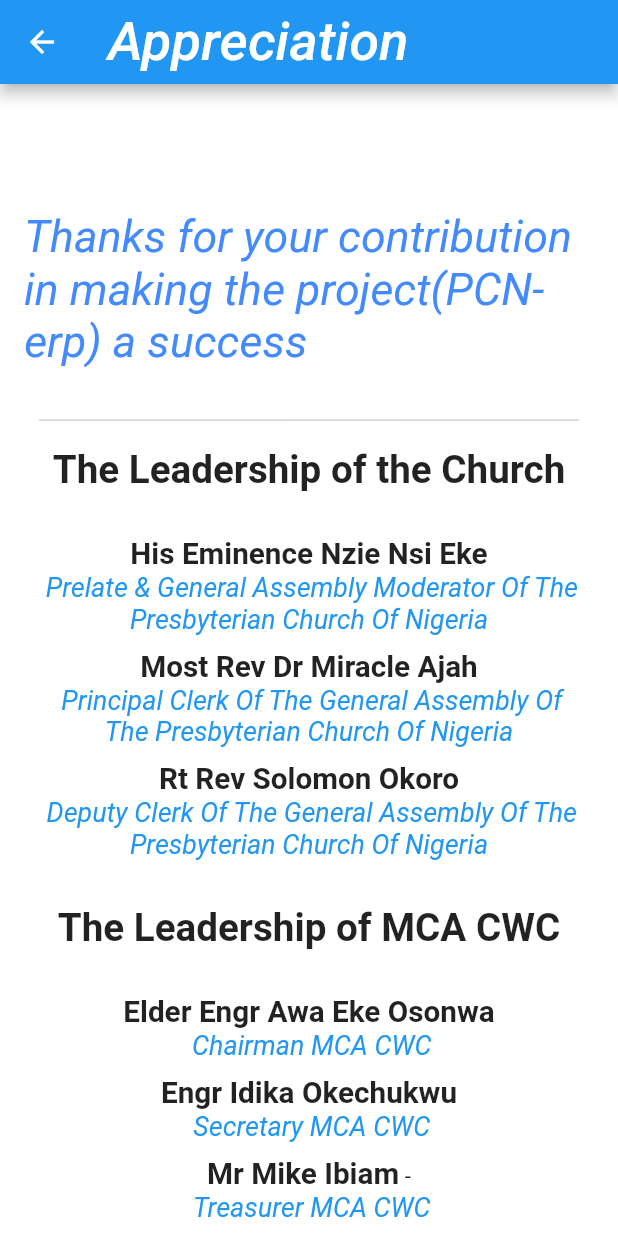
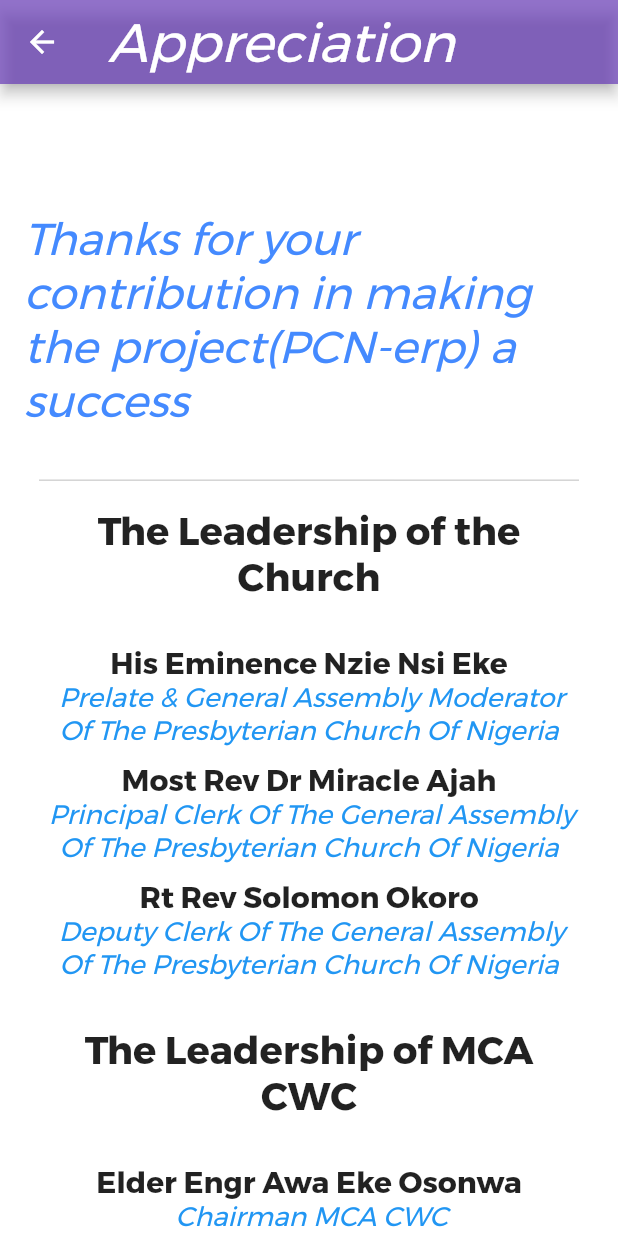
Before and after one commit to Presbyterian-Church-of-Nigeria/PCN-erp, a Flutter app: the screen it shows after launch, in the side drawer, after a tap on "Appreciation", on a phone screen of 412 x 824 dp. Run offline on Flutter 3.47's test engine with Material 2 defaults, Android fonts, the phone set to English and light mode, and no system bars; drawn by our look-alikes of easy_rich_text; our stand-ins replace animated_text_kit, cloud_firestore, dio, expansion_tile_card, firebase_core, font_awesome_flutter and 3 more; missing offline and left inert: epub_viewer, onesignal_flutter, syncfusion_flutter_pdfviewer, webview_flutter_plus; accounts and stored records are empty; Roboto replaces fonts that are missing (Montserrat-Regular).

Commit message:
changed thankpage font and appbar color

```diff
--- a/lib/screens/thankpage.dart
+++ b/lib/screens/thankpage.dart
@@ -1,13 +1,13 @@
+import 'dart:ui';
+
 import 'package:easy_rich_text/easy_rich_text.dart';
 import 'package:flutter/material.dart';
 //import 'package:syncfusion_flutter_pdfviewer/pdfviewer.dart';
 import 'package:pcn_erp/bible/utils/constants.dart';
 //import 'package:flutter/cupertino.dart';
 
-
 /// Represents Homepage for Navigation
 class Thanks extends StatefulWidget {
-
   @override
   _Thanks createState() => _Thanks();
 }
@@ -25,8 +25,14 @@
   Widget build(BuildContext context) {
     return Scaffold(
       appBar: AppBar(
-        title: Text('Appreciation'),
-        // TextStyle(fontWeight: FontWeight.bold,fontSize: size * 1)
+        backgroundColor: Colors.deepPurple.withOpacity(0.7),
+        title: Text(
+          'Appreciation',
+          style: TextStyle(
+            fontFamily: 'Montserrat',
+          ),
+        ),
+        // TextStyle(fontWeight: FontWeight.bold,fontFamily: 'Montserrat',fontSize: size * 1)
 
         //actions: <Widget>[
         // IconButton(
@@ -40,7 +46,7 @@
         //   ),
         // ],
       ),
-      body:// SfPdfViewer.asset(
+      body: // SfPdfViewer.asset(
           //'assets/pdf/ModEke.pdf',
           //key: _pdfViewerKey,
           //),
@@ -69,35 +75,33 @@
     return Column(
       mainAxisAlignment: MainAxisAlignment.start,
       children: <Widget>[
-
-
-
         Container(
           padding: EdgeInsets.only(top: spacer),
           child: Text(
             " ",
             textAlign: TextAlign.center,
             style: TextStyle(
+              fontFamily: 'Montserrat',
               fontSize: size * 1.2,
-
               fontWeight: FontWeight.bold,
             ),
           ),
         ),
         Container(
-          padding: EdgeInsets.only(top: spacer * 3,bottom: spacer * 1.7),
+          padding: EdgeInsets.only(top: spacer * 3, bottom: spacer * 1.7),
           child: Text(
             "Thanks for your contribution in making the project(PCN-erp) a success ",
             style: TextStyle(
               fontStyle: FontStyle.italic,
-              fontSize: size *1.5,
+              fontFamily: 'Montserrat',
+              fontSize: size * 1.5,
               color: Colors.blueAccent,
             ),
           ),
         ),
-        SizedBox(height: 0.1,),
-
-
+        SizedBox(
+          height: 0.1,
+        ),
       ],
     );
   }
@@ -116,31 +120,39 @@
             child: Text(
               "The Leadership of the Church",
               textAlign: TextAlign.center,
-              style: TextStyle(fontWeight: FontWeight.bold,fontSize: size * 1.3)
-              ,
+              style: TextStyle(
+                  fontWeight: FontWeight.bold,
+                  fontFamily: 'Montserrat',
+                  fontSize: size * 1.3),
             ),
           ),
-          SizedBox(height:20.0,),
+          SizedBox(
+            height: 20.0,
+          ),
           Container(
             padding: EdgeInsets.only(top: spacer),
             child: EasyRichText(
               "His Eminence Nzie Nsi Eke  \n Prelate & General Assembly Moderator Of The Presbyterian Church Of Nigeria",
               textAlign: TextAlign.center,
-
               patternList: [
                 EasyRichTextPattern(
                   targetString: 'His Eminence Nzie Nsi Eke',
-                  style: TextStyle(fontWeight: FontWeight.bold, fontSize: size*1.0),
-
+                  style: TextStyle(
+                      fontWeight: FontWeight.bold,
+                      fontFamily: 'Montserrat',
+                      fontSize: size * 1.0),
                 ),
                 EasyRichTextPattern(
-                  targetString: 'Prelate & General Assembly Moderator Of The Presbyterian Church Of Nigeria',
-                  style: TextStyle(color: Colors.blue, fontStyle: FontStyle.italic , fontSize: size *0.9),
+                  targetString:
+                      'Prelate & General Assembly Moderator Of The Presbyterian Church Of Nigeria',
+                  style: TextStyle(
+                      color: Colors.blue,
+                      fontStyle: FontStyle.italic,
+                      fontFamily: 'Montserrat',
+                      fontSize: size * 0.9),
                 ),
-
               ],
             ),
-
           ),
           Container(
             padding: EdgeInsets.only(top: spacer),
@@ -150,16 +162,22 @@
               patternList: [
                 EasyRichTextPattern(
                   targetString: 'Most Rev Dr Miracle Ajah',
-                  style: TextStyle(fontWeight: FontWeight.bold, fontSize: size * 1.0),
+                  style: TextStyle(
+                      fontWeight: FontWeight.bold,
+                      fontFamily: 'Montserrat',
+                      fontSize: size * 1.0),
                 ),
                 EasyRichTextPattern(
-                  targetString: 'Principal Clerk Of The General Assembly Of The Presbyterian Church Of Nigeria',
-                  style: TextStyle(color: Colors.blue,fontStyle: FontStyle.italic , fontSize: size *0.9),
+                  targetString:
+                      'Principal Clerk Of The General Assembly Of The Presbyterian Church Of Nigeria',
+                  style: TextStyle(
+                      color: Colors.blue,
+                      fontStyle: FontStyle.italic,
+                      fontFamily: 'Montserrat',
+                      fontSize: size * 0.9),
                 ),
-
               ],
             ),
-
           ),
           Container(
             padding: EdgeInsets.only(top: spacer),
@@ -169,28 +187,40 @@
               patternList: [
                 EasyRichTextPattern(
                   targetString: 'Rt Rev Solomon Okoro',
-                  style: TextStyle(fontWeight: FontWeight.bold, fontSize: size *1.0),
+                  style: TextStyle(
+                      fontWeight: FontWeight.bold,
+                      fontFamily: 'Montserrat',
+                      fontSize: size * 1.0),
                 ),
                 EasyRichTextPattern(
-                  targetString: 'Deputy Clerk Of The General Assembly Of The Presbyterian Church Of Nigeria',
-                  style: TextStyle(color: Colors.blue,fontStyle: FontStyle.italic, fontSize: size*0.9 ),
+                  targetString:
+                      'Deputy Clerk Of The General Assembly Of The Presbyterian Church Of Nigeria',
+                  style: TextStyle(
+                      color: Colors.blue,
+                      fontStyle: FontStyle.italic,
+                      fontFamily: 'Montserrat',
+                      fontSize: size * 0.9),
                 ),
-
               ],
             ),
-
           ),
-          SizedBox(height: 20,),
+          SizedBox(
+            height: 20,
+          ),
           Container(
             padding: EdgeInsets.only(top: spacer),
             child: Text(
               "The Leadership of MCA CWC",
               textAlign: TextAlign.center,
-              style: TextStyle(fontWeight: FontWeight.bold,fontSize: size * 1.3)
-              ,
+              style: TextStyle(
+                  fontWeight: FontWeight.bold,
+                  fontFamily: 'Montserrat',
+                  fontSize: size * 1.3),
             ),
           ),
-          SizedBox(height:20.0,),
+          SizedBox(
+            height: 20.0,
+          ),
           Container(
             padding: EdgeInsets.only(top: spacer),
             child: EasyRichText(
@@ -199,17 +229,21 @@
               patternList: [
                 EasyRichTextPattern(
                   targetString: 'Elder Engr Awa Eke Osonwa',
-                  style: TextStyle(fontWeight: FontWeight.bold, fontSize: size * 1.0),
-
+                  style: TextStyle(
+                      fontWeight: FontWeight.bold,
+                      fontFamily: 'Montserrat',
+                      fontSize: size * 1.0),
                 ),
                 EasyRichTextPattern(
                   targetString: 'Chairman MCA CWC',
-                  style: TextStyle(color: Colors.blue, fontStyle: FontStyle.italic, fontSize: size * 0.9 ),
+                  style: TextStyle(
+                      color: Colors.blue,
+                      fontStyle: FontStyle.italic,
+                      fontFamily: 'Montserrat',
+                      fontSize: size * 0.9),
                 ),
-
               ],
             ),
-
           ),
           Container(
             padding: EdgeInsets.only(top: spacer),
@@ -219,16 +253,21 @@
               patternList: [
                 EasyRichTextPattern(
                   targetString: 'Engr Idika Okechukwu',
-                  style: TextStyle(fontWeight: FontWeight.bold, fontSize: size *1.0),
+                  style: TextStyle(
+                      fontWeight: FontWeight.bold,
+                      fontFamily: 'Montserrat',
+                      fontSize: size * 1.0),
                 ),
                 EasyRichTextPattern(
                   targetString: 'Secretary MCA CWC',
-                  style: TextStyle(color: Colors.blue,fontStyle: FontStyle.italic, fontSize: size *0.9 ),
+                  style: TextStyle(
+                      color: Colors.blue,
+                      fontStyle: FontStyle.italic,
+                      fontFamily: 'Montserrat',
+                      fontSize: size * 0.9),
                 ),
-
               ],
             ),
-
           ),
           Container(
             padding: EdgeInsets.only(top: spacer),
@@ -238,16 +277,21 @@
               patternList: [
                 EasyRichTextPattern(
                   targetString: 'Mr Mike Ibiam',
-                  style: TextStyle(fontWeight: FontWeight.bold, fontSize: size *1.0),
+                  style: TextStyle(
+                      fontWeight: FontWeight.bold,
+                      fontFamily: 'Montserrat',
+                      fontSize: size * 1.0),
                 ),
                 EasyRichTextPattern(
                   targetString: 'Treasurer MCA CWC',
-                  style: TextStyle(color: Colors.blue,fontStyle: FontStyle.italic, fontSize: size * 0.9 ),
+                  style: TextStyle(
+                      color: Colors.blue,
+                      fontStyle: FontStyle.italic,
+                      fontFamily: 'Montserrat',
+                      fontSize: size * 0.9),
                 ),
-
               ],
             ),
-
           ),
           Container(
             padding: EdgeInsets.only(top: spacer),
@@ -257,28 +301,39 @@
               patternList: [
                 EasyRichTextPattern(
                   targetString: 'Rev Sunday Eke Ole',
-                  style: TextStyle(fontWeight: FontWeight.bold, fontSize: size * 1.0),
+                  style: TextStyle(
+                      fontWeight: FontWeight.bold,
+                      fontFamily: 'Montserrat',
+                      fontSize: size * 1.0),
                 ),
                 EasyRichTextPattern(
                   targetString: 'Desk Coordinator MCA CWC',
-                  style: TextStyle(color: Colors.blue,fontStyle: FontStyle.italic , fontSize: size * 0.9),
+                  style: TextStyle(
+                      color: Colors.blue,
+                      fontStyle: FontStyle.italic,
+                      fontFamily: 'Montserrat',
+                      fontSize: size * 0.9),
                 ),
-
               ],
             ),
-
           ),
-          SizedBox(height: 20,),
+          SizedBox(
+            height: 20,
+          ),
           Container(
             padding: EdgeInsets.only(top: spacer),
             child: Text(
               "App Developer",
               textAlign: TextAlign.center,
-              style: TextStyle(fontWeight: FontWeight.bold,fontSize: size * 1.3)
-              ,
+              style: TextStyle(
+                  fontWeight: FontWeight.bold,
+                  fontFamily: 'Montserrat',
+                  fontSize: size * 1.3),
             ),
           ),
-          SizedBox(height:20.0,),
+          SizedBox(
+            height: 20.0,
+          ),
           Container(
             padding: EdgeInsets.only(top: spacer),
             child: EasyRichText(
@@ -287,17 +342,21 @@
               patternList: [
                 EasyRichTextPattern(
                   targetString: 'Engr Idika Okechukwu',
-                  style: TextStyle(fontWeight: FontWeight.bold, fontSize: size * 1.0),
-
+                  style: TextStyle(
+                      fontWeight: FontWeight.bold,
+                      fontFamily: 'Montserrat',
+                      fontSize: size * 1.0),
                 ),
                 EasyRichTextPattern(
                   targetString: 'Lead Project',
-                  style: TextStyle(color: Colors.blue, fontStyle: FontStyle.italic, fontSize: size * 0.9 ),
+                  style: TextStyle(
+                      color: Colors.blue,
+                      fontStyle: FontStyle.italic,
+                      fontFamily: 'Montserrat',
+                      fontSize: size * 0.9),
                 ),
-
               ],
             ),
-
           ),
           Container(
             padding: EdgeInsets.only(top: spacer),
@@ -307,17 +366,21 @@
               patternList: [
                 EasyRichTextPattern(
                   targetString: 'Okenwa Ikwan Kevin',
-                  style: TextStyle(fontWeight: FontWeight.bold, fontSize: size * 1.0),
-
+                  style: TextStyle(
+                      fontWeight: FontWeight.bold,
+                      fontFamily: 'Montserrat',
+                      fontSize: size * 1.0),
                 ),
                 EasyRichTextPattern(
                   targetString: 'Lead App Developer',
-                  style: TextStyle(color: Colors.blue, fontStyle: FontStyle.italic, fontSize: size * 0.9 ),
+                  style: TextStyle(
+                      color: Colors.blue,
+                      fontStyle: FontStyle.italic,
+                      fontFamily: 'Montserrat',
+                      fontSize: size * 0.9),
                 ),
-
               ],
             ),
-
           ),
           Container(
             padding: EdgeInsets.only(top: spacer),
@@ -327,16 +390,21 @@
               patternList: [
                 EasyRichTextPattern(
                   targetString: 'Evelyn Okenwa Ikwan',
-                  style: TextStyle(fontWeight: FontWeight.bold, fontSize: size *1.0),
+                  style: TextStyle(
+                      fontWeight: FontWeight.bold,
+                      fontFamily: 'Montserrat',
+                      fontSize: size * 1.0),
                 ),
                 EasyRichTextPattern(
                   targetString: 'Content Dev',
-                  style: TextStyle(color: Colors.blue,fontStyle: FontStyle.italic, fontSize: size *0.9 ),
+                  style: TextStyle(
+                      color: Colors.blue,
+                      fontStyle: FontStyle.italic,
+                      fontFamily: 'Montserrat',
+                      fontSize: size * 0.9),
                 ),
-
               ],
             ),
-
           ),
           Container(
             padding: EdgeInsets.only(top: spacer),
@@ -346,16 +414,21 @@
               patternList: [
                 EasyRichTextPattern(
                   targetString: 'Obidigwe Kosischukwu',
-                  style: TextStyle(fontWeight: FontWeight.bold, fontSize: size * 1.0),
+                  style: TextStyle(
+                      fontWeight: FontWeight.bold,
+                      fontFamily: 'Montserrat',
+                      fontSize: size * 1.0),
                 ),
                 EasyRichTextPattern(
                   targetString: 'Front End Dev',
-                  style: TextStyle(color: Colors.blue,fontStyle: FontStyle.italic, fontSize: size * 0.9 ),
+                  style: TextStyle(
+                      color: Colors.blue,
+                      fontStyle: FontStyle.italic,
+                      fontFamily: 'Montserrat',
+                      fontSize: size * 0.9),
                 ),
-
               ],
             ),
-
           ),
           Container(
             padding: EdgeInsets.only(top: spacer),
@@ -365,16 +438,21 @@
               patternList: [
                 EasyRichTextPattern(
                   targetString: 'Ayalogu Ikenna Innocent',
-                  style: TextStyle(fontWeight: FontWeight.bold, fontSize: size * 1.0),
+                  style: TextStyle(
+                      fontWeight: FontWeight.bold,
+                      fontFamily: 'Montserrat',
+                      fontSize: size * 1.0),
                 ),
                 EasyRichTextPattern(
                   targetString: 'UI UX Dev',
-                  style: TextStyle(color: Colors.blue,fontStyle: FontStyle.italic, fontSize: size * 0.9 ),
+                  style: TextStyle(
+                      color: Colors.blue,
+                      fontStyle: FontStyle.italic,
+                      fontFamily: 'Montserrat',
+                      fontSize: size * 0.9),
                 ),
-
               ],
             ),
-
           ),
         ],
       ),
```
Lines whose indentation alone changed are shown as unchanged.
